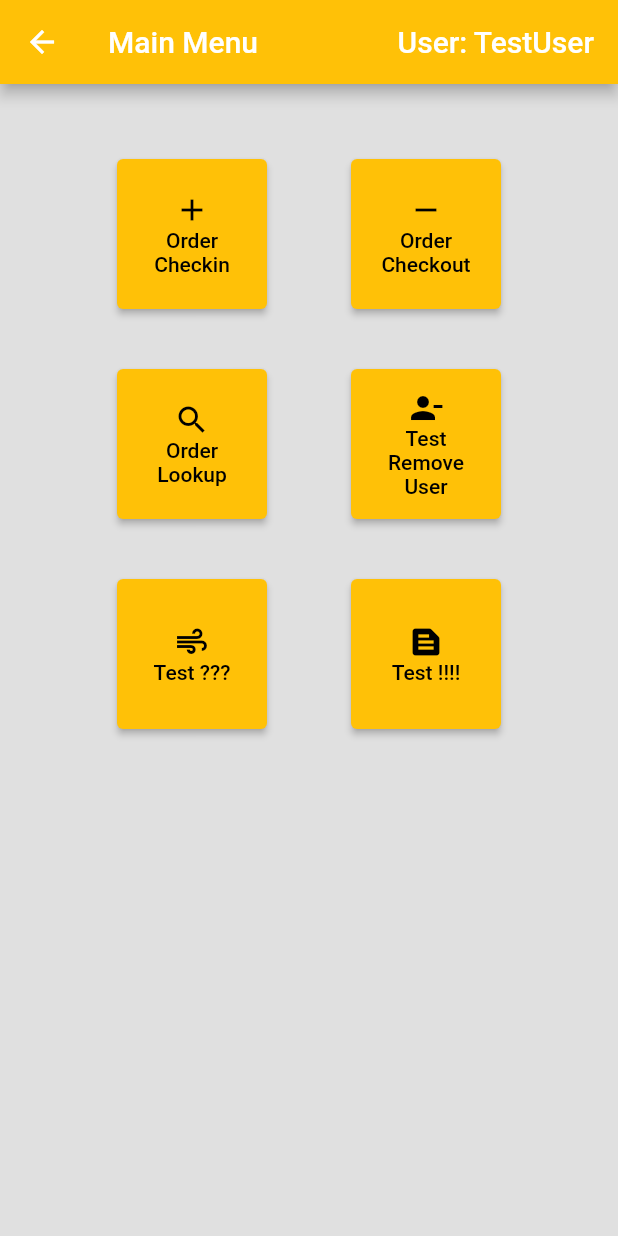
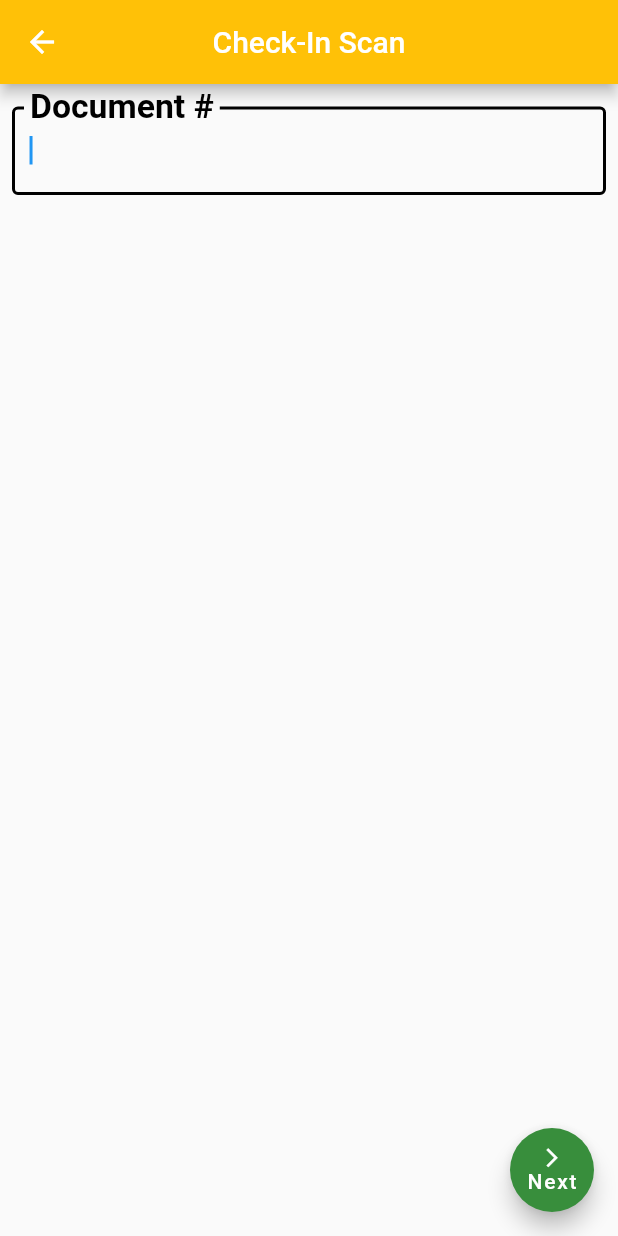
Before and after one commit to 4155-Software-Proj/swats, a Flutter app: the MainMenu screen opened by its route, after a tap on "Order Checkin", on a phone screen of 412 x 824 dp. Run offline on Flutter 3.47's test engine with Material 2 defaults, Android fonts, the light colour scheme and no system bars; our stand-ins replace flutter_spinkit; missing offline and left inert: mongo_dart.

Commit message:
added ordercheckinscan screen with minimal functionality (#5)
* added ordercheckinscan screen with minimal functionality
Can add items to list on screen
List will scroll on overflow

* Added functionality to docscan, and added checkindetails screen.

* update consistency of appbar through flow

* test commit

* test commit

```diff
--- a/lib/main.dart
+++ b/lib/main.dart
@@ -2,6 +2,8 @@ import 'package:flutter/material.dart';
 import 'package:swats/pages/loading.dart';
 import 'package:swats/pages/login.dart';
 import 'package:swats/pages/mainMenu.dart';
+import 'package:swats/pages/orderCheckInScan.dart';
+import 'package:swats/pages/orderCheckInDetails.dart';
 
 void main() {
   runApp(MaterialApp(
@@ -12,7 +14,8 @@ void main() {
       '/mainMenu': (context) => MainMenu(),
       //Order Check-in Screen Flow
       //Scan In Here
-      //'/orderCheckIn': (context) => OrderCheckIn(),
+      '/orderCheckInScan': (context) => OrderCheckInScan(),
+      '/orderCheckIn': (context) => OrderCheckInDetails(),
       //Scan Bin Here
       //'/orderSummaryIn': (context) => OrderSummaryIn(), //This should have a confirmation pop in /mainMenu
       //Order Checkout Screen Flow
--- a/lib/pages/login.dart
+++ b/lib/pages/login.dart
@@ -36,7 +36,7 @@ class _LoginState extends State<Login> {
           style: TextStyle(color: Colors.black),
         ),
         centerTitle: true,
-        backgroundColor: Colors.amber[400],
+        backgroundColor: Colors.amber,
       ),
       backgroundColor: Colors.black,
       body: Center(
--- a/lib/pages/mainMenu.dart
+++ b/lib/pages/mainMenu.dart
@@ -40,7 +40,11 @@ class _MainMenuState extends State<MainMenu> {
                       fixedSize: const Size(100, 100),
                       primary: Colors.amber,
                     ),
-                    onPressed: () {},
+                    onPressed: () {
+                      Navigator.pushNamed(
+                          context, '/orderCheckInScan'
+                          );
+                    },
                     child: Column(
                       mainAxisAlignment: MainAxisAlignment.center,
                       children: <Widget>[
--- /dev/null
+++ b/lib/pages/orderCheckInScan.dart
@@ -0,0 +1,123 @@
+// ignore_for_file: file_names
+
+import 'package:flutter/material.dart';
+
+class OrderCheckInScan extends StatefulWidget {
+  const OrderCheckInScan({Key? key}) : super(key: key);
+
+  @override
+  _OrderCheckInScanState createState() => _OrderCheckInScanState();
+}
+
+class _OrderCheckInScanState extends State<OrderCheckInScan> {
+  late FocusNode docField;
+  @override
+  void initState() {
+    // TODO: implement initState
+    super.initState();
+    docField = FocusNode();
+  }
+
+  final fieldText = TextEditingController();
+
+  void clearText() {
+    fieldText.clear();
+  }
+
+  List<String> documents = [];
+  String result = "";
+  @override
+  Widget build(BuildContext context) {
+    return Scaffold(
+      appBar: AppBar(
+        title: Text('Check-In Scan'),
+        centerTitle: true,
+        backgroundColor: Colors.amber,
+      ),
+      body: Padding(
+        padding: const EdgeInsets.fromLTRB(8, 15, 8, 8),
+        child: Column(
+          children: <Widget>[
+            TextField(
+              controller: fieldText,
+              autofocus: true,
+              focusNode: docField,
+              onSubmitted: (String value) {
+                setState(() {
+                  result = value;
+                  print(result);
+                  documents.add(result);
+                });
+                clearText();
+                docField.requestFocus();
+              },
+              style: TextStyle(color: Colors.black),
+              decoration: InputDecoration(
+                border: OutlineInputBorder(),
+                focusedBorder: OutlineInputBorder(
+                  borderSide: BorderSide(width: 2.0, color: Colors.black),
+                ),
+                enabledBorder: OutlineInputBorder(
+                  borderSide: BorderSide(width: 2.0, color: Colors.black),
+                ),
+                labelText: 'Document #',
+                // fillColor: Colors.grey[400],
+                // filled: true,
+                focusColor: Colors.black,
+                floatingLabelStyle: TextStyle(
+                  color: Colors.black,
+                  fontWeight: FontWeight.bold,
+                  fontSize: 30,
+                ),
+                labelStyle: TextStyle(
+                  color: Colors.black,
+                ),
+              ),
+            ),
+            SizedBox(
+              height: 10,
+            ),
+            Expanded(
+              child: ListView(
+                shrinkWrap: true,
+                children: documents
+                    .map((document) => Text(
+                          document,
+                          textAlign: TextAlign.center,
+                          style: TextStyle(letterSpacing: 2.0, fontSize: 20),
+                        ))
+                    .toList(),
+              ),
+            ),
+            // SingleChildScrollView(
+            //   child: Container(
+            //     decoration: BoxDecoration(
+            //       border: Border.all(color: Colors.black),
+            //     ),
+            //     child: Column(
+            //       children:
+            //           documents.map((document) => Text(document)).toList(),
+            //     ),
+            //   ),
+            // ),
+          ],
+        ),
+      ),
+      floatingActionButton: FloatingActionButton(
+        autofocus: false,
+        onPressed: () {
+          Navigator.pushNamed(context,
+              '/orderCheckIn'); //TODO: Pass doc list through to next screen
+        },
+        backgroundColor: Colors.green[700],
+        child: Column(
+          mainAxisAlignment: MainAxisAlignment.center,
+          children: [
+            Icon(Icons.arrow_forward_ios, size: 15),
+            Text('Next'),
+          ],
+        ),
+      ),
+    );
+  }
+}
--- a/lib/services/dbDriver.dart
+++ b/lib/services/dbDriver.dart
@@ -27,3 +27,4 @@ class DbDriver {
 // var db = await Db.create(
     //     "mongodb+srv://$username:$password@swatsdata.rqel5.mongodb.net/$database?retryWrites=true&w=majority");
     // await db.open();
+    //test
```
Also changed, not shown: lib/pages/orderCheckInDetails.dart (added, +120 -0 lines).
